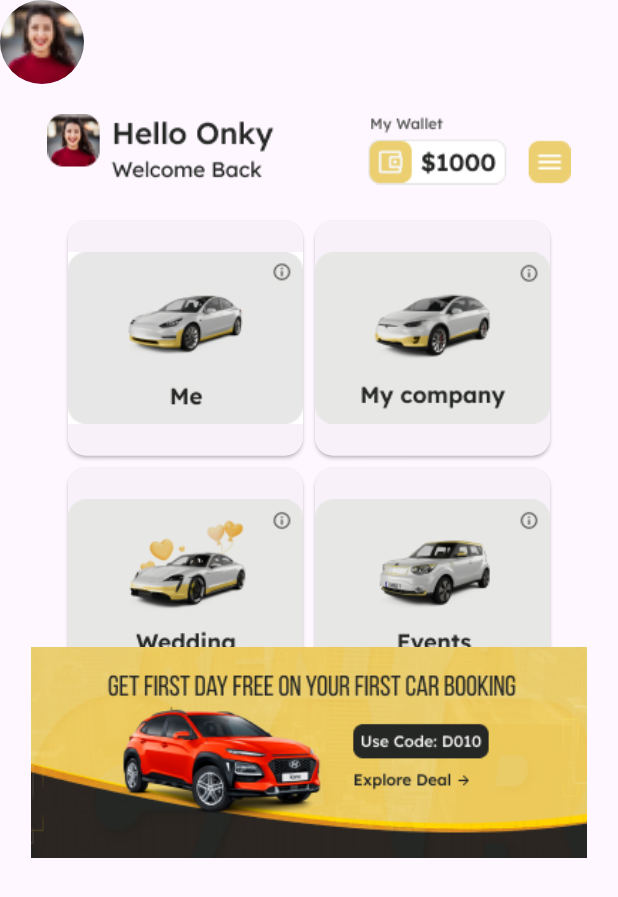
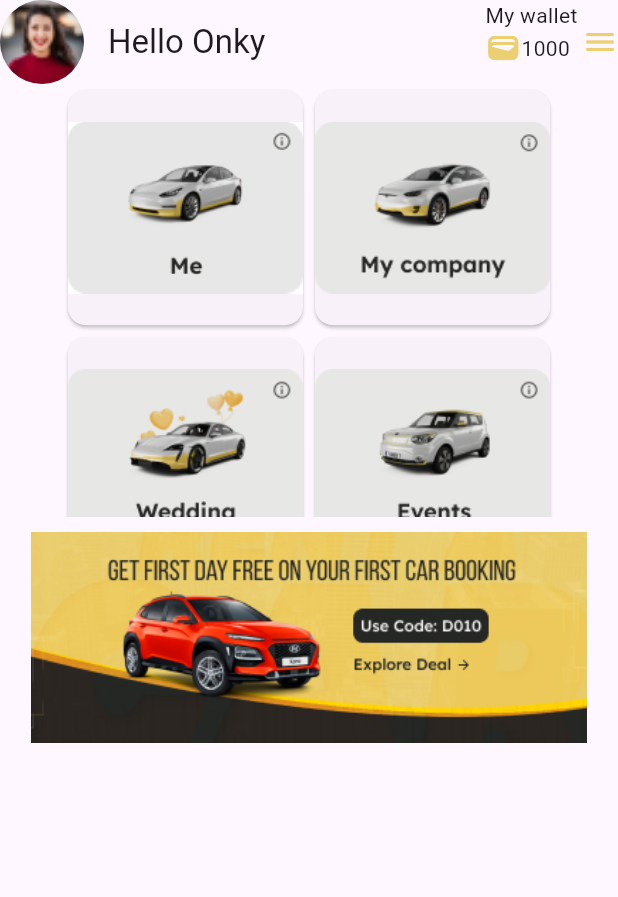
Before and after one commit to MidhileshRaj/Cavz-TaskApp, a Flutter app: the HomePage screen opened directly, on a phone screen of 412 x 824 dp. Shown: the top 897 px of the screen. Run offline on Flutter 3.47's test engine with Material 3 defaults, Android fonts, the phone set to English and light mode, and no system bars; our stand-ins replace firebase_auth, firebase_core, fluttertoast; missing offline and left inert: dart:ffi, flutter_custom_selector; accounts and stored records are empty.

Commit message:
updated appbar

```diff
--- a/lib/view/home_page.dart
+++ b/lib/view/home_page.dart
@@ -1,4 +1,5 @@
 import 'package:flutter/material.dart';
+import 'package:task_cavz/utils/app_colors.dart';
 import 'package:task_cavz/utils/app_constants.dart';
 
 class HomePage extends StatelessWidget {
@@ -9,18 +10,32 @@ class HomePage extends StatelessWidget {
   Widget build(BuildContext context) {
     return  Scaffold(
       appBar: AppBar(
-        leading: const CircleAvatar(backgroundImage:AssetImage(AppConstant.profile),radius: 20 ,),
+        leading: const CircleAvatar(backgroundImage:AssetImage(AppConstant.profile),radius: 10 ,),
+        title: const Text("Hello Onky"),
+        actions: const [
+          Column(
+            crossAxisAlignment: CrossAxisAlignment.start,
+            children: [
+              Text("My wallet"),
+              Padding(
+                padding: EdgeInsets.only(right: 8.0),
+                child: Row(
+                  mainAxisAlignment: MainAxisAlignment.start,
+                  children: [
+                    Icon(Icons.wallet,color: AppColors.buttonColor,),
+                    Text("1000")
+                  ],
+                ),
+              )
+            ],
+          ),
+          Icon(Icons.menu,color: AppColors.buttonColor,)
+        ],
       ),
       body: SafeArea(child: Center(
         child: Column(
 
           children: [
-
-
-            const Padding(
-              padding: EdgeInsets.only(top: 20.0,bottom: 20),
-              child: Image(image: AssetImage(AppConstant.appbarimg)),
-            ),
           SizedBox(
               height: MediaQuery.sizeOf(context).height*.35,
               width: MediaQuery.sizeOf(context).width*.8,
@@ -35,6 +50,7 @@ class HomePage extends StatelessWidget {
                 );
               },),
             ),
+            SizedBox(height: 10,),
             SizedBox(width: MediaQuery.sizeOf(context).width*.9,
             child: Image(image: AssetImage(AppConstant.carImageBanner),),)
           ],
```
